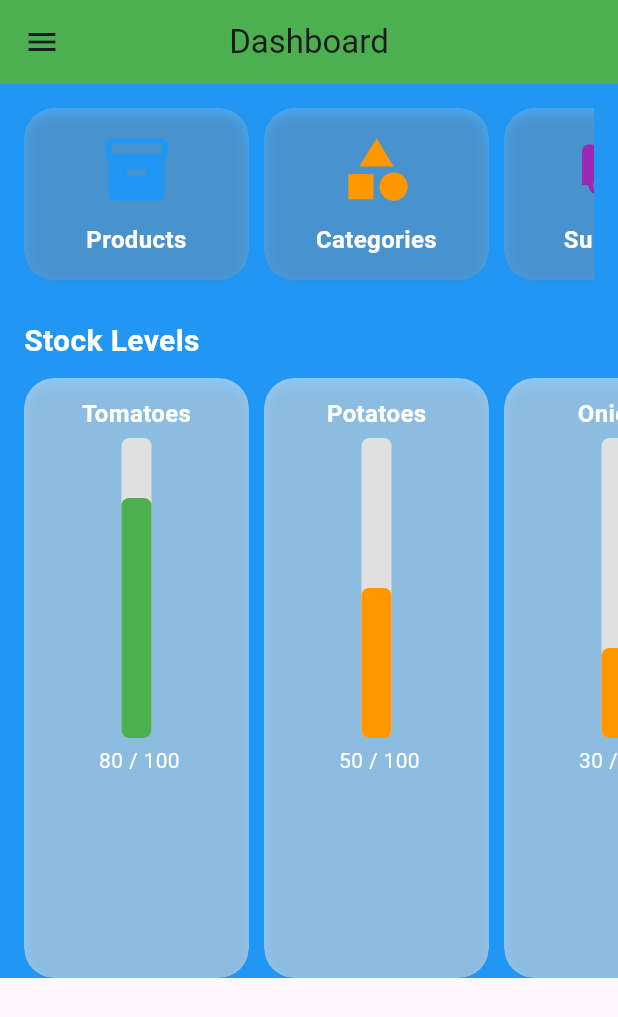
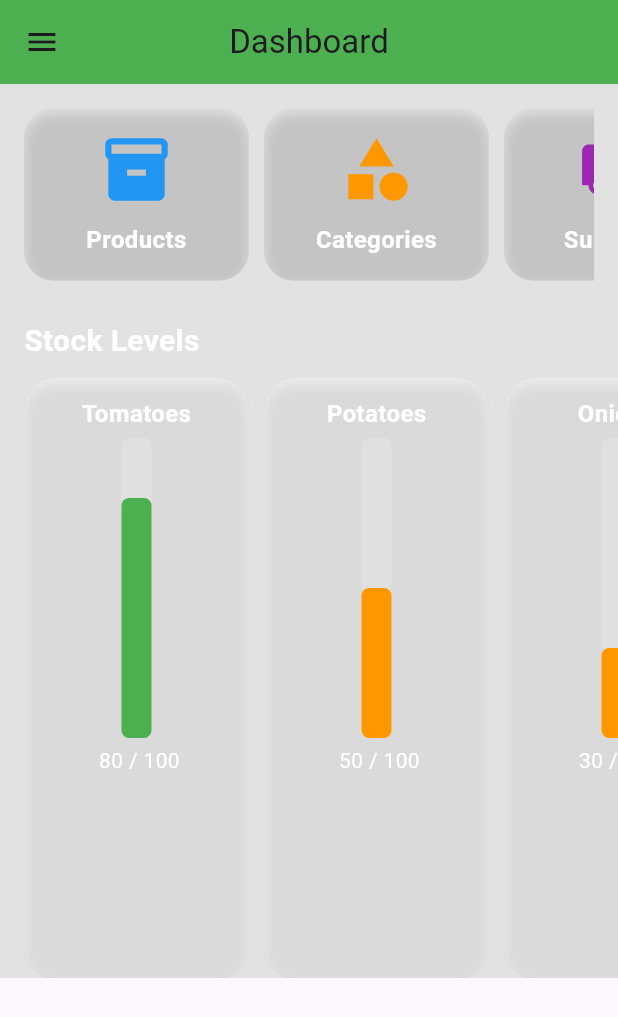
Before and after one commit to Sanka43/kitchen_inventory, a Flutter app: the DashboardScreen screen opened directly, on a phone screen of 412 x 824 dp. Shown: the top 1017 px of the screen. Run offline on Flutter 3.47's test engine with Material 3 defaults, Android fonts, the phone set to English and light mode, and no system bars; our stand-ins replace shared_preferences; accounts and stored records are empty.

Commit message:
1st commit

```diff
--- a/lib/screens/dashboard_screen.dart
+++ b/lib/screens/dashboard_screen.dart
@@ -7,7 +7,7 @@ class DashboardScreen extends StatelessWidget {
     {"name": "Onions", "stock": 30, "maxStock": 100},
     {
       "name": "Milk",
-      "stock": 10,
+      "stock": 2,
       "maxStock": 50
     }, // LOW STOCK (Shows Order Button)
     {
@@ -16,6 +16,8 @@ class DashboardScreen extends StatelessWidget {
       "maxStock": 30
     }, // LOW STOCK (Shows Order Button)
   ];
+
+  DashboardScreen({super.key});
 
   @override
   Widget build(BuildContext context) {
@@ -64,7 +66,8 @@ class DashboardScreen extends StatelessWidget {
         ),
       ),
       body: Container(
-        color: Colors.blue, // Set the solid color background (blue here)
+        color: const Color.fromARGB(
+            255, 226, 226, 226), // Set the solid color background (blue here)
         child: SingleChildScrollView(
           child: Column(
             crossAxisAlignment: CrossAxisAlignment.start,
--- a/lib/screens/login_screen.dart
+++ b/lib/screens/login_screen.dart
@@ -4,6 +4,8 @@ import 'package:shared_preferences/shared_preferences.dart';
 import 'dashboard_screen.dart';
 
 class LoginScreen extends StatefulWidget {
+  const LoginScreen({super.key});
+
   @override
   _LoginScreenState createState() => _LoginScreenState();
 }
```
Also changed, not shown: pubspec.lock, 4 other files.
